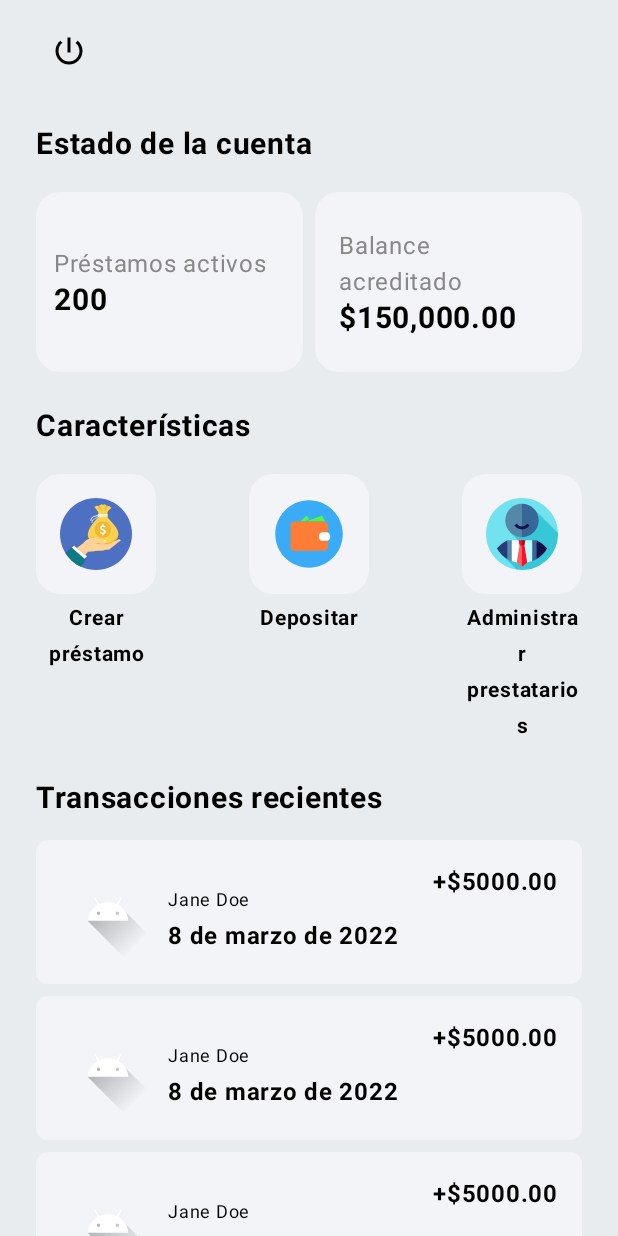
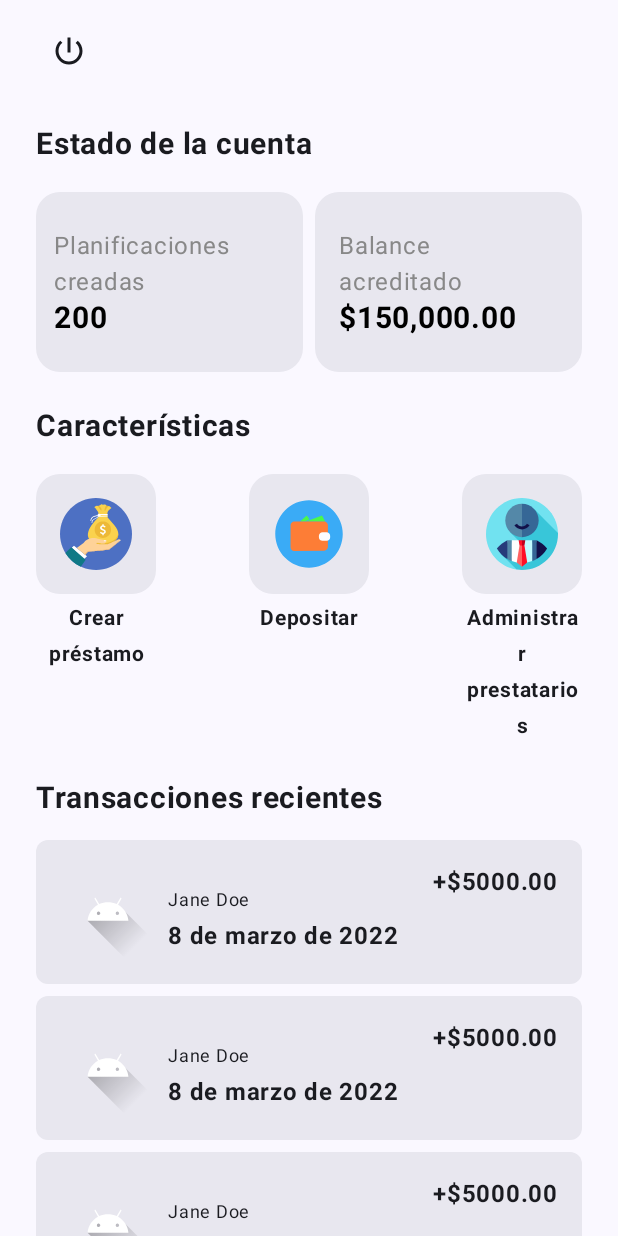
Before and after one commit to jecsdev/My-wallet-app, an Android app built with Jetpack Compose: the HomeScreen screen opened through its navigation route, on a phone screen of 412 x 824 dp. Run offline under Robolectric (Android 15) with nearby library versions, the phone set to English and light mode, and no system bars; our stand-ins replace Dagger/Hilt's generated code, accompanist.

Commit message:
update color palletes

```diff
--- a/app/src/main/java/com/jecsdev/mywalletapp/presentation/navigation/NavGraph.kt
+++ b/app/src/main/java/com/jecsdev/mywalletapp/presentation/navigation/NavGraph.kt
@@ -30,7 +30,11 @@ fun NavGraph(
             LaunchedEffect(key1 = Unit) {
                 if (authViewModel.getSignedUser() != null) {
                     navController.navigate(Destination.Home.route)
-                } else if (state.isSuccessful) {
+                }
+            }
+
+            LaunchedEffect(key1 = state.isSuccessful) {
+                if (state.isSuccessful) {
                     navController.navigate(Destination.Home.route)
                     authViewModel.resetState()
                 }
@@ -48,7 +52,7 @@ fun NavGraph(
                 onSignOut = {
                     lifeCycleOwner.lifecycleScope.launch {
                         authViewModel.signOut()
-                        navController.popBackStack()
+                        navController.navigateUp()
                     }
                 },
                 navController = navController
--- a/app/src/main/java/com/jecsdev/mywalletapp/ui/activities/MainActivity.kt
+++ b/app/src/main/java/com/jecsdev/mywalletapp/ui/activities/MainActivity.kt
@@ -12,15 +12,13 @@ import androidx.compose.foundation.layout.systemBarsPadding
 import androidx.compose.material3.Surface
 import androidx.compose.ui.Alignment
 import androidx.compose.ui.Modifier
-import androidx.compose.ui.res.colorResource
 import androidx.compose.ui.unit.dp
 import androidx.navigation.compose.rememberNavController
 import com.google.accompanist.systemuicontroller.rememberSystemUiController
 import com.jecsdev.mywalletapp.ui.viewmodels.AuthViewModel
-import com.jecsdev.mywalletapp.R
 import com.jecsdev.mywalletapp.presentation.navigation.NavGraph
 import com.jecsdev.mywalletapp.ui.theme.MyWalletAppTheme
-import com.jecsdev.mywalletapp.ui.theme.phantomGrayColor
+import com.jecsdev.mywalletapp.ui.theme.lightLavender
 import dagger.hilt.android.AndroidEntryPoint
 
 @AndroidEntryPoint
@@ -34,11 +32,10 @@ class MainActivity : ComponentActivity() {
             MyWalletAppTheme {
                 Surface(
                     modifier = Modifier.fillMaxSize(),
-                    color = colorResource(R.color.phantom_gray_color)
+                    color = lightLavender
                 ) {
                     val systemUiController = rememberSystemUiController()
-                    systemUiController.setStatusBarColor(phantomGrayColor)
-
+                    systemUiController.setSystemBarsColor(lightLavender)
                     Box(
                         modifier = Modifier
                             .fillMaxSize()
--- a/app/src/main/java/com/jecsdev/mywalletapp/ui/composables/card/BalanceCard.kt
+++ b/app/src/main/java/com/jecsdev/mywalletapp/ui/composables/card/BalanceCard.kt
@@ -18,7 +18,7 @@ import androidx.compose.ui.tooling.preview.Preview
 import androidx.compose.ui.unit.dp
 import androidx.compose.ui.unit.sp
 import com.jecsdev.mywalletapp.R
-import com.jecsdev.mywalletapp.ui.theme.lightGrayColor
+import com.jecsdev.mywalletapp.ui.theme.lightPurpleGray
 import com.jecsdev.mywalletapp.utils.formatters.StringFormatter
 
 /**
@@ -31,7 +31,7 @@ fun BalanceCard(headerText: String, balance: Double,modifier: Modifier){
             .width(176.dp)
             .height(120.dp),
         shape = RoundedCornerShape(16.dp),
-        colors = CardDefaults.cardColors(containerColor = lightGrayColor)
+        colors = CardDefaults.cardColors(containerColor = lightPurpleGray)
     ) {
         Column(
             modifier = modifier
--- a/app/src/main/java/com/jecsdev/mywalletapp/ui/composables/card/BorrowerTransactionsResumeCard.kt
+++ b/app/src/main/java/com/jecsdev/mywalletapp/ui/composables/card/BorrowerTransactionsResumeCard.kt
@@ -23,7 +23,7 @@ import androidx.compose.ui.tooling.preview.Preview
 import androidx.compose.ui.unit.dp
 import androidx.compose.ui.unit.sp
 import com.jecsdev.mywalletapp.R
-import com.jecsdev.mywalletapp.ui.theme.lightGrayColor
+import com.jecsdev.mywalletapp.ui.theme.lightPurpleGray
 
 /**
  * Composable to show the borrower transaction resume.
@@ -33,7 +33,7 @@ import com.jecsdev.mywalletapp.ui.theme.lightGrayColor
 fun BorrowerTransactionsResumeCard() {
     Card(
         modifier = Modifier.fillMaxWidth(),
-        colors = CardDefaults.cardColors(containerColor = lightGrayColor),
+        colors = CardDefaults.cardColors(containerColor = lightPurpleGray),
         shape = RoundedCornerShape(8.dp)
     ) {
         Row(
--- a/app/src/main/java/com/jecsdev/mywalletapp/ui/composables/card/IconCard.kt
+++ b/app/src/main/java/com/jecsdev/mywalletapp/ui/composables/card/IconCard.kt
@@ -13,7 +13,7 @@ import androidx.compose.ui.graphics.painter.Painter
 import androidx.compose.ui.res.stringResource
 import androidx.compose.ui.unit.dp
 import com.jecsdev.mywalletapp.R
-import com.jecsdev.mywalletapp.ui.theme.lightGrayColor
+import com.jecsdev.mywalletapp.ui.theme.lightPurpleGray
 
 
 /**
@@ -23,7 +23,7 @@ import com.jecsdev.mywalletapp.ui.theme.lightGrayColor
 fun IconCard(painter: Painter, modifier: Modifier) {
     Card(modifier = modifier.size(80.dp),
         shape = RoundedCornerShape(16.dp),
-        colors = CardDefaults.cardColors(containerColor = lightGrayColor),
+        colors = CardDefaults.cardColors(containerColor = lightPurpleGray),
         ) {
 
         Image(
--- a/app/src/main/java/com/jecsdev/mywalletapp/ui/composables/card/QuantityCard.kt
+++ b/app/src/main/java/com/jecsdev/mywalletapp/ui/composables/card/QuantityCard.kt
@@ -18,7 +18,7 @@ import androidx.compose.ui.tooling.preview.Preview
 import androidx.compose.ui.unit.dp
 import androidx.compose.ui.unit.sp
 import com.jecsdev.mywalletapp.R
-import com.jecsdev.mywalletapp.ui.theme.lightGrayColor
+import com.jecsdev.mywalletapp.ui.theme.lightPurpleGray
 
 /**
  * Represents the Composable to show the Loans quantity.
@@ -33,7 +33,7 @@ fun QuantityCard(headerText: String, quantity: Int, modifier: Modifier) {
             .width(176.dp)
             .height(120.dp),
         shape = RoundedCornerShape(16.dp),
-        colors = CardDefaults.cardColors(containerColor = lightGrayColor)
+        colors = CardDefaults.cardColors(containerColor = lightPurpleGray)
     ) {
         Column(
             modifier = modifier
@@ -60,7 +60,7 @@ fun QuantityCard(headerText: String, quantity: Int, modifier: Modifier) {
 fun QuantityCardPreview() {
     val modifier = Modifier
     QuantityCard(
-        headerText = stringResource(id = R.string.active_loans),
+        headerText = stringResource(id = R.string.active_plannings),
         quantity = 10,
         modifier = modifier
     )
--- a/app/src/main/java/com/jecsdev/mywalletapp/ui/composables/dropdown/DropDown.kt
+++ b/app/src/main/java/com/jecsdev/mywalletapp/ui/composables/dropdown/DropDown.kt
@@ -28,7 +28,7 @@ import androidx.compose.ui.unit.dp
 import androidx.compose.ui.unit.sp
 import com.jecsdev.mywalletapp.R
 import com.jecsdev.mywalletapp.ui.theme.ghostColor
-import com.jecsdev.mywalletapp.ui.theme.navyBlueColor
+import com.jecsdev.mywalletapp.ui.theme.darkSteelBlue
 
 @Composable
 fun DropDown(
@@ -61,8 +61,8 @@ fun DropDown(
                 .fillMaxWidth(),
             shape = RoundedCornerShape(8.dp),
             colors = TextFieldDefaults.colors(
-                cursorColor = navyBlueColor,
-                disabledLabelColor = navyBlueColor,
+                cursorColor = darkSteelBlue,
+                disabledLabelColor = darkSteelBlue,
                 focusedIndicatorColor = Color.Transparent,
                 unfocusedIndicatorColor = Color.Transparent,
                 focusedContainerColor = ghostColor,
--- a/app/src/main/java/com/jecsdev/mywalletapp/ui/composables/textfield/SimpleTextField.kt
+++ b/app/src/main/java/com/jecsdev/mywalletapp/ui/composables/textfield/SimpleTextField.kt
@@ -19,8 +19,8 @@ import androidx.compose.ui.tooling.preview.Preview
 import com.jecsdev.mywalletapp.R
 import com.jecsdev.mywalletapp.presentation.uihelpers.InputType
 import com.jecsdev.mywalletapp.ui.theme.brownGrayColor
-import com.jecsdev.mywalletapp.ui.theme.ghostColor
-import com.jecsdev.mywalletapp.ui.theme.navyBlueColor
+import com.jecsdev.mywalletapp.ui.theme.lightPurpleGray
+import com.jecsdev.mywalletapp.ui.theme.darkSteelBlue
 
 /**
  * Composable to use to create simple text fields.
@@ -47,12 +47,12 @@ fun SimpleTextField(
             .background(color = Color.Transparent),
         value = textValue,
         colors = TextFieldDefaults.colors(
-            cursorColor = navyBlueColor,
-            disabledLabelColor = navyBlueColor,
-            focusedIndicatorColor = navyBlueColor,
+            cursorColor = darkSteelBlue,
+            disabledLabelColor = darkSteelBlue,
+            focusedIndicatorColor = darkSteelBlue,
             unfocusedIndicatorColor = Color.Transparent,
-            focusedContainerColor = ghostColor,
-            unfocusedContainerColor = ghostColor
+            focusedContainerColor = lightPurpleGray,
+            unfocusedContainerColor = lightPurpleGray
         ),
         onValueChange = { value ->
             textValue = value
--- a/app/src/main/java/com/jecsdev/mywalletapp/ui/screens/home/HomeScreen.kt
+++ b/app/src/main/java/com/jecsdev/mywalletapp/ui/screens/home/HomeScreen.kt
@@ -107,7 +107,7 @@ fun HomeScreen(
             modifier = Modifier.fillMaxWidth()
         ) {
             QuantityCard(
-                headerText = stringResource(R.string.active_loans),
+                headerText = stringResource(R.string.active_plannings),
                 quantity = 200, modifier = Modifier
                     .fillMaxWidth()
                     .weight(1f)
--- a/app/src/main/java/com/jecsdev/mywalletapp/ui/screens/login/LogInScreen.kt
+++ b/app/src/main/java/com/jecsdev/mywalletapp/ui/screens/login/LogInScreen.kt
@@ -37,7 +37,8 @@ import com.jecsdev.mywalletapp.ui.state.SignInState
 import com.jecsdev.mywalletapp.R
 import com.jecsdev.mywalletapp.presentation.uihelpers.InputType
 import com.jecsdev.mywalletapp.ui.composables.textfield.SimpleTextField
-import com.jecsdev.mywalletapp.ui.theme.navyBlueColor
+import com.jecsdev.mywalletapp.ui.theme.darkSteelBlue
+import com.jecsdev.mywalletapp.ui.theme.googleButtonColor
 
 /**
  * Composable that shows Sign In Screen
@@ -115,7 +116,7 @@ fun LogInScreen(
             Button(
                 onClick = onSignInClick,
                 shape = RoundedCornerShape(20.dp),
-                colors = ButtonDefaults.buttonColors(containerColor = navyBlueColor),
+                colors = ButtonDefaults.buttonColors(containerColor = darkSteelBlue),
                 modifier = Modifier
                     .fillMaxWidth()
                     .padding(start = 16.dp, end = 16.dp)
@@ -158,8 +159,8 @@ fun LogInScreen(
                 onClick = onSignInClick,
                 shape = RoundedCornerShape(20.dp),
                 colors = ButtonDefaults.buttonColors(
-                    containerColor = Color.White,
-                    contentColor = Color.Black
+                    containerColor = googleButtonColor,
+                    contentColor = Color.White
                 ),
                 modifier = Modifier
                     .fillMaxWidth()
--- a/app/src/main/java/com/jecsdev/mywalletapp/ui/theme/Color.kt
+++ b/app/src/main/java/com/jecsdev/mywalletapp/ui/theme/Color.kt
@@ -2,13 +2,12 @@ package com.jecsdev.mywalletapp.ui.theme
 
 import androidx.compose.ui.graphics.Color
 
-val navyBlueColor = Color(0xFF284B63)
-val lightGrayColor = Color(0xFFF3F4F8)
+val darkSteelBlue = Color(0xFF2A4174)
+val lightLavender = Color(0xFFFAF8FF)
 val ghostColor = Color(0xFFD8D8DB)
-val palidBlueColor = Color(0xFFCED6FC)
 val tealGreenColor = Color(0xFF3C6E71)
 val phantomGrayColor = Color(0xFFE8ECEF)
-val lightGrayGhost = Color(0xFFE6E9EB)
-val darkGrayColor = Color(0xFF353535)
 val brownGrayColor = Color(0xFF4A4A4A)
+val lightPurpleGray = Color(0xFFE8E7EF)
+val googleButtonColor = Color(0xFFA3B2D5)
 val transparent = Color(0)
--- a/app/src/main/java/com/jecsdev/mywalletapp/ui/theme/Theme.kt
+++ b/app/src/main/java/com/jecsdev/mywalletapp/ui/theme/Theme.kt
@@ -20,7 +20,7 @@ private val DarkColorScheme = darkColorScheme(
 )
 
 private val LightColorScheme = lightColorScheme(
-    primary = navyBlueColor,
+    primary = darkSteelBlue,
     secondary = tealGreenColor,
     tertiary = ghostColor
 
@@ -46,7 +46,7 @@ fun MyWalletAppTheme(
     if (!view.isInEditMode) {
         SideEffect {
             val window = (view.context as Activity).window
-            WindowCompat.getInsetsController(window, view).isAppearanceLightStatusBars = darkTheme
+            WindowCompat.getInsetsController(window, view).isAppearanceLightStatusBars = true
         }
     }
 
--- a/app/src/main/res/values/strings.xml
+++ b/app/src/main/res/values/strings.xml
@@ -13,7 +13,7 @@
     <string name="sign_in">Iniciar sesión</string>
     <string name="forgot_password">¿Olvidaste la contraseña?</string>
     <string name="power_icon">Power icon</string>
-    <string name="active_loans">Préstamos activos</string>
+    <string name="active_plannings">Planificaciones creadas</string>
     <string name="active_loan">Préstamos activo</string>
     <string name="you_have">Tienes</string>
     <string name="credited_balance">Balance acreditado</string>
--- a/gradle.properties
+++ b/gradle.properties
@@ -21,3 +21,5 @@ kotlin.code.style=official
 # resources declared in the library itself and none from the library's dependencies,
 # thereby reducing the size of the R class for that library
 android.nonTransitiveRClass=true
+# Caching
+org.gradle.parallel=true
```
Also changed, not shown: app/src/main/java/com/jecsdev/mywalletapp/ui/composables/textfield/SearchTextField.kt (+4 -5 lines).
